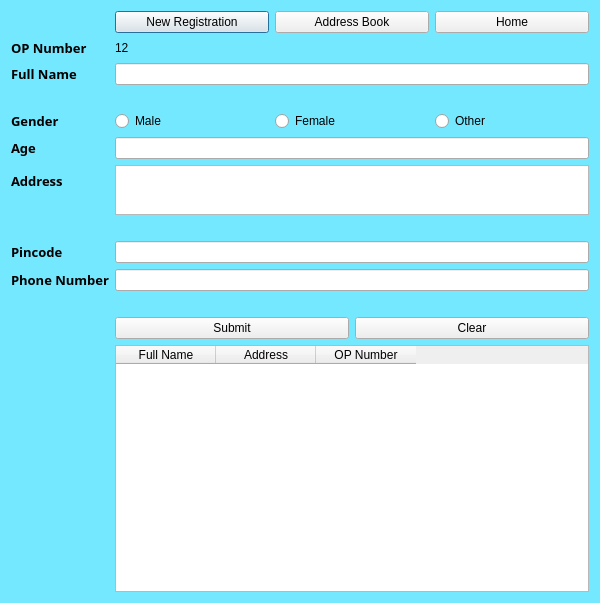
Above: New Reg.ui from sreeramsuresh/Mahasa_Clinic before the change. Below: the same form after it.
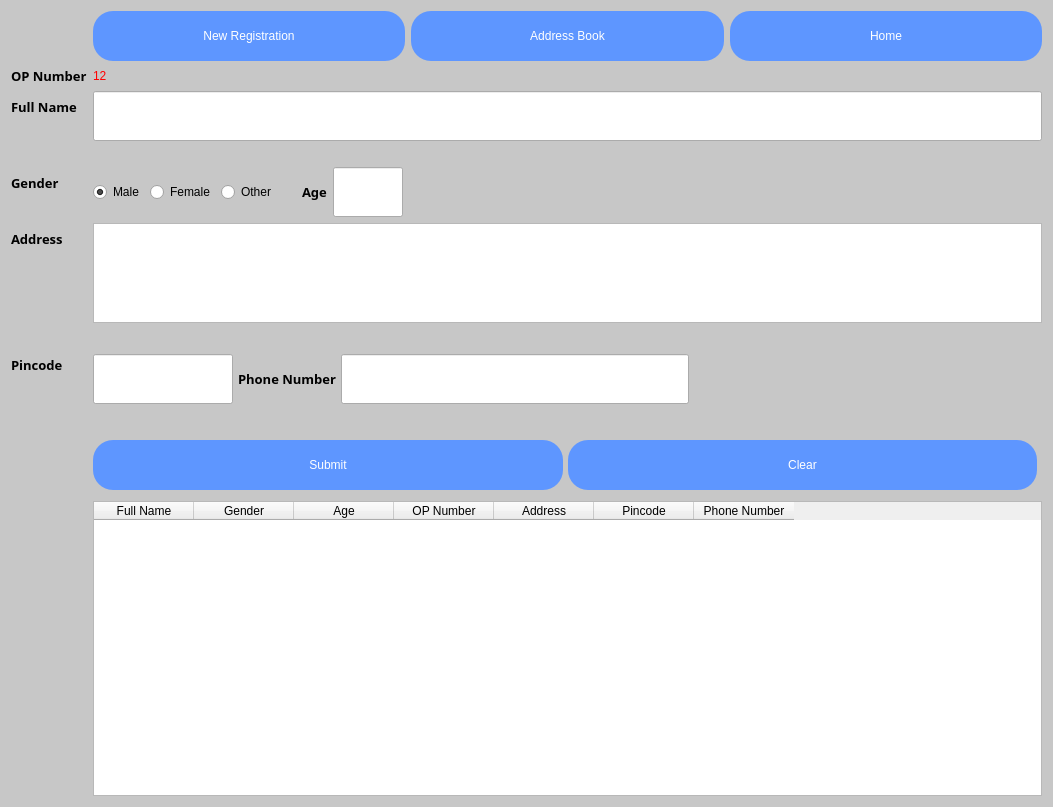
That is the form after the change.

Diff of the .ui file:
```diff
--- a/New Reg.ui
+++ b/New Reg.ui
@@ -6,20 +6,20 @@
    <rect>
     <x>0</x>
     <y>0</y>
-    <width>600</width>
-    <height>603</height>
+    <width>1053</width>
+    <height>807</height>
    </rect>
   </property>
   <property name="minimumSize">
    <size>
-    <width>600</width>
-    <height>500</height>
+    <width>0</width>
+    <height>0</height>
    </size>
   </property>
   <property name="maximumSize">
    <size>
-    <width>600</width>
-    <height>610</height>
+    <width>16777215</width>
+    <height>16777215</height>
    </size>
   </property>
   <property name="windowTitle">
@@ -29,13 +29,25 @@
    <enum>Qt::LeftToRight</enum>
   </property>
   <property name="styleSheet">
-   <string notr="true">QWidget#Dialog{background-color:rgb(116, 232, 255);}</string>
+   <string notr="true">QWidget#Dialog{background-color:rgb(199, 199, 199);}</string>
   </property>
   <layout class="QFormLayout" name="formLayout">
    <item row="0" column="1">
     <layout class="QHBoxLayout" name="horizontalLayout">
      <item>
       <widget class="QPushButton" name="NRbutton">
+       <property name="minimumSize">
+        <size>
+         <width>0</width>
+         <height>50</height>
+        </size>
+       </property>
+       <property name="styleSheet">
+        <string notr="true">background-color: rgb(94, 150, 255);
+color: rgb(255, 255, 255);
+font: 81 14pt &quot;Rockwell Extra Bold&quot;;
+border-radius:20px;</string>
+       </property>
        <property name="text">
         <string>New Registration</string>
        </property>
@@ -43,6 +55,18 @@
      </item>
      <item>
       <widget class="QPushButton" name="ABbutton">
+       <property name="minimumSize">
+        <size>
+         <width>0</width>
+         <height>50</height>
+        </size>
+       </property>
+       <property name="styleSheet">
+        <string notr="true">background-color: rgb(94, 150, 255);
+color: rgb(255, 255, 255);
+font: 81 14pt &quot;Rockwell Extra Bold&quot;;
+border-radius:20px;</string>
+       </property>
        <property name="text">
         <string>Address Book</string>
        </property>
@@ -50,6 +74,18 @@
      </item>
      <item>
       <widget class="QPushButton" name="NRbutton_2">
+       <property name="minimumSize">
+        <size>
+         <width>0</width>
+         <height>50</height>
+        </size>
+       </property>
+       <property name="styleSheet">
+        <string notr="true">background-color: rgb(94, 150, 255);
+color: rgb(255, 255, 255);
+font: 81 14pt &quot;Rockwell Extra Bold&quot;;
+border-radius:20px;</string>
+       </property>
        <property name="text">
         <string>Home</string>
        </property>
@@ -57,6 +93,32 @@
      </item>
     </layout>
    </item>
+   <item row="4" column="0">
+    <widget class="QLabel" name="OPnumber">
+     <property name="font">
+      <font>
+       <family>Rockwell Extra Bold</family>
+       <pointsize>10</pointsize>
+       <weight>75</weight>
+       <bold>true</bold>
+      </font>
+     </property>
+     <property name="text">
+      <string>OP Number</string>
+     </property>
+    </widget>
+   </item>
+   <item row="4" column="1">
+    <widget class="QLabel" name="oNumberl">
+     <property name="styleSheet">
+      <string notr="true">font: 14pt &quot;Snap ITC&quot;;
+color: rgb(255, 0, 0);</string>
+     </property>
+     <property name="text">
+      <string>12</string>
+     </property>
+    </widget>
+   </item>
    <item row="6" column="0">
     <widget class="QLabel" name="Fname">
      <property name="font">
@@ -73,7 +135,31 @@
     </widget>
    </item>
    <item row="6" column="1">
-    <widget class="QLineEdit" name="lFuNa"/>
+    <widget class="QLineEdit" name="lFuNa">
+     <property name="minimumSize">
+      <size>
+       <width>0</width>
+       <height>50</height>
+      </size>
+     </property>
+     <property name="styleSheet">
+      <string notr="true">font: 14pt &quot;MS Shell Dlg 2&quot;;</string>
+     </property>
+     <property name="text">
+      <string/>
+     </property>
+    </widget>
+   </item>
+   <item row="8" column="1">
+    <widget class="QLabel" name="fNamel">
+     <property name="styleSheet">
+      <string notr="true">color: rgb(255, 0, 0);
+font: 14pt &quot;MS Shell Dlg 2&quot;;</string>
+     </property>
+     <property name="text">
+      <string/>
+     </property>
+    </widget>
    </item>
    <item row="9" column="0">
     <widget class="QLabel" name="Gender">
@@ -97,13 +183,22 @@
      </property>
      <item>
       <widget class="QRadioButton" name="Gmale">
+       <property name="styleSheet">
+        <string notr="true">font: 12pt &quot;MS Shell Dlg 2&quot;;</string>
+       </property>
        <property name="text">
         <string>Male</string>
        </property>
+       <property name="checked">
+        <bool>true</bool>
+       </property>
       </widget>
      </item>
      <item>
       <widget class="QRadioButton" name="GFem">
+       <property name="styleSheet">
+        <string notr="true">font: 12pt &quot;MS Shell Dlg 2&quot;;</string>
+       </property>
        <property name="text">
         <string>Female</string>
        </property>
@@ -111,36 +206,83 @@
      </item>
      <item>
       <widget class="QRadioButton" name="Goth">
+       <property name="styleSheet">
+        <string notr="true">font: 12pt &quot;MS Shell Dlg 2&quot;;</string>
+       </property>
        <property name="text">
         <string>Other</string>
        </property>
       </widget>
      </item>
+     <item>
+      <spacer name="horizontalSpacer">
+       <property name="orientation">
+        <enum>Qt::Horizontal</enum>
+       </property>
+       <property name="sizeType">
+        <enum>QSizePolicy::Minimum</enum>
+       </property>
+       <property name="sizeHint" stdset="0">
+        <size>
+         <width>20</width>
+         <height>10</height>
+        </size>
+       </property>
+      </spacer>
+     </item>
+     <item>
+      <widget class="QLabel" name="Age">
+       <property name="font">
+        <font>
+         <family>Rockwell Extra Bold</family>
+         <pointsize>10</pointsize>
+         <weight>75</weight>
+         <bold>true</bold>
+        </font>
+       </property>
+       <property name="text">
+        <string>Age</string>
+       </property>
+      </widget>
+     </item>
+     <item>
+      <widget class="QLineEdit" name="lAge">
+       <property name="minimumSize">
+        <size>
+         <width>0</width>
+         <height>50</height>
+        </size>
+       </property>
+       <property name="maximumSize">
+        <size>
+         <width>70</width>
+         <height>16777215</height>
+        </size>
+       </property>
+       <property name="styleSheet">
+        <string notr="true">font: 18pt &quot;MS Shell Dlg 2&quot;;</string>
+       </property>
+       <property name="text">
+        <string/>
+       </property>
+      </widget>
+     </item>
+     <item>
+      <spacer name="horizontalSpacer_3">
+       <property name="orientation">
+        <enum>Qt::Horizontal</enum>
+       </property>
+       <property name="sizeHint" stdset="0">
+        <size>
+         <width>40</width>
+         <height>20</height>
+        </size>
+       </property>
+      </spacer>
+     </item>
     </layout>
    </item>
-   <item row="13" column="0">
-    <widget class="QLabel" name="Age">
-     <property name="font">
-      <font>
-       <family>Rockwell Extra Bold</family>
-       <pointsize>10</pointsize>
-       <weight>75</weight>
-       <bold>true</bold>
-      </font>
-     </property>
-     <property name="text">
-      <string>Age</string>
-     </property>
-    </widget>
-   </item>
-   <item row="13" column="1">
-    <widget class="QLineEdit" name="lAge">
-     <property name="text">
-      <string/>
-     </property>
-    </widget>
-   </item>
-   <item row="20" column="0">
+   <item row="11" column="0">
     <widget class="QLabel" name="Address">
      <property name="font">
       <font>
@@ -155,12 +297,12 @@
      </property>
     </widget>
    </item>
-   <item row="20" column="1">
+   <item row="11" column="1">
     <widget class="QTextEdit" name="lAddre">
      <property name="minimumSize">
       <size>
        <width>0</width>
-       <height>50</height>
+       <height>100</height>
       </size>
      </property>
      <property name="maximumSize">
@@ -169,24 +311,158 @@
        <height>50</height>
       </size>
      </property>
+     <property name="styleSheet">
+      <string notr="true">font: 14pt &quot;MS Shell Dlg 2&quot;;</string>
+     </property>
     </widget>
    </item>
-   <item row="22" column="1">
-    <widget class="QLineEdit" name="lPiCo"/>
+   <item row="13" column="1">
+    <widget class="QLabel" name="addressl">
+     <property name="styleSheet">
+      <string notr="true">color: rgb(255, 0, 0);
+font: 14pt &quot;MS Shell Dlg 2&quot;;</string>
+     </property>
+     <property name="text">
+      <string/>
+     </property>
+    </widget>
    </item>
-   <item row="24" column="1">
-    <widget class="QLineEdit" name="lPhNu"/>
-   </item>
-   <item row="26" column="1">
-    <layout class="QHBoxLayout" name="horizontalLayout_2">
+   <item row="14" column="1">
+    <layout class="QHBoxLayout" name="horizontalLayout_4">
+     <property name="spacing">
+      <number>5</number>
+     </property>
      <property name="leftMargin">
       <number>0</number>
      </property>
      <property name="topMargin">
+      <number>5</number>
+     </property>
+     <property name="rightMargin">
+      <number>5</number>
+     </property>
+     <property name="bottomMargin">
+      <number>5</number>
+     </property>
+     <item>
+      <widget class="QLineEdit" name="lPiCo">
+       <property name="minimumSize">
+        <size>
+         <width>0</width>
+         <height>50</height>
+        </size>
+       </property>
+       <property name="maximumSize">
+        <size>
+         <width>140</width>
+         <height>16777215</height>
+        </size>
+       </property>
+       <property name="styleSheet">
+        <string notr="true">font: 14pt &quot;MS Shell Dlg 2&quot;;</string>
+       </property>
+      </widget>
+     </item>
+     <item>
+      <widget class="QLabel" name="Phonenumber">
+       <property name="font">
+        <font>
+         <family>Rockwell Extra Bold</family>
+         <pointsize>10</pointsize>
+         <weight>75</weight>
+         <bold>true</bold>
+        </font>
+       </property>
+       <property name="text">
+        <string>Phone Number</string>
+       </property>
+      </widget>
+     </item>
+     <item>
+      <widget class="QLineEdit" name="lPhNu">
+       <property name="minimumSize">
+        <size>
+         <width>0</width>
+         <height>50</height>
+        </size>
+       </property>
+       <property name="styleSheet">
+        <string notr="true">font: 14pt &quot;MS Shell Dlg 2&quot;;</string>
+       </property>
+      </widget>
+     </item>
+     <item>
+      <spacer name="horizontalSpacer_4">
+       <property name="orientation">
+        <enum>Qt::Horizontal</enum>
+       </property>
+       <property name="sizeHint" stdset="0">
+        <size>
+         <width>40</width>
+         <height>20</height>
+        </size>
+       </property>
+      </spacer>
+     </item>
+    </layout>
+   </item>
+   <item row="14" column="0">
+    <widget class="QLabel" name="Pincode">
+     <property name="font">
+      <font>
+       <family>Rockwell Extra Bold</family>
+       <pointsize>10</pointsize>
+       <weight>75</weight>
+       <bold>true</bold>
+      </font>
+     </property>
+     <property name="text">
+      <string>Pincode</string>
+     </property>
+    </widget>
+   </item>
+   <item row="16" column="1">
+    <widget class="QLabel" name="phoneNumberl">
+     <property name="styleSheet">
+      <string notr="true">color: rgb(255, 0, 0);
+font: 14pt &quot;MS Shell Dlg 2&quot;;</string>
+     </property>
+     <property name="text">
+      <string/>
+     </property>
+    </widget>
+   </item>
+   <item row="17" column="1">
+    <layout class="QHBoxLayout" name="horizontalLayout_5">
+     <property name="spacing">
+      <number>5</number>
+     </property>
+     <property name="leftMargin">
       <number>0</number>
      </property>
+     <property name="topMargin">
+      <number>5</number>
+     </property>
+     <property name="rightMargin">
+      <number>5</number>
+     </property>
+     <property name="bottomMargin">
+      <number>5</number>
+     </property>
      <item>
       <widget class="QPushButton" name="Submit">
+       <property name="minimumSize">
+        <size>
+         <width>0</width>
+         <height>50</height>
+        </size>
+       </property>
+       <property name="styleSheet">
+        <string notr="true">background-color: rgb(94, 150, 255);
+color: rgb(255, 255, 255);
+font: 81 14pt &quot;Rockwell Extra Bold&quot;;
+border-radius:20px;</string>
+       </property>
        <property name="text">
         <string>Submit</string>
        </property>
@@ -194,6 +470,18 @@
      </item>
      <item>
       <widget class="QPushButton" name="www">
+       <property name="minimumSize">
+        <size>
+         <width>0</width>
+         <height>50</height>
+        </size>
+       </property>
+       <property name="styleSheet">
+        <string notr="true">background-color: rgb(94, 150, 255);
+color: rgb(255, 255, 255);
+font: 81 14pt &quot;Rockwell Extra Bold&quot;;
+border-radius:20px;</string>
+       </property>
        <property name="text">
         <string>Clear</string>
        </property>
@@ -201,7 +489,7 @@
      </item>
     </layout>
    </item>
-   <item row="28" column="1">
+   <item row="19" column="1">
     <widget class="QTableWidget" name="tableWidget">
      <column>
       <property name="text">
@@ -210,7 +498,12 @@
      </column>
      <column>
       <property name="text">
-       <string>Address</string>
+       <string>Gender</string>
+      </property>
+     </column>
+     <column>
+      <property name="text">
+       <string>Age</string>
       </property>
      </column>
      <column>
@@ -218,91 +511,21 @@
        <string>OP Number</string>
       </property>
      </column>
-    </widget>
-   </item>
-   <item row="22" column="0">
-    <widget class="QLabel" name="Pincode">
-     <property name="font">
-      <font>
-       <family>Rockwell Extra Bold</family>
-       <pointsize>10</pointsize>
-       <weight>75</weight>
-       <bold>true</bold>
-      </font>
-     </property>
-     <property name="text">
-      <string>Pincode</string>
-     </property>
-    </widget>
-   </item>
-   <item row="24" column="0">
-    <widget class="QLabel" name="Phonenumber">
-     <property name="font">
-      <font>
-       <family>Rockwell Extra Bold</family>
-       <pointsize>10</pointsize>
-       <weight>75</weight>
-       <bold>true</bold>
-      </font>
-     </property>
-     <property name="text">
-      <string>Phone Number</string>
-     </property>
-    </widget>
-   </item>
-   <item row="8" column="1">
-    <widget class="QLabel" name="fNamel">
-     <property name="styleSheet">
-      <string notr="true">color: rgb(255, 0, 0)</string>
-     </property>
-     <property name="text">
-      <string/>
-     </property>
-    </widget>
-   </item>
-   <item row="21" column="1">
-    <widget class="QLabel" name="addressl">
-     <property name="styleSheet">
-      <string notr="true">color: rgb(255, 0, 0)</string>
-     </property>
-     <property name="text">
-      <string/>
-     </property>
-    </widget>
-   </item>
-   <item row="25" column="1">
-    <widget class="QLabel" name="phoneNumberl">
-     <property name="styleSheet">
-      <string notr="true">color: rgb(255, 0, 0)</string>
-     </property>
-     <property name="text">
-      <string/>
-     </property>
-    </widget>
-   </item>
-   <item row="4" column="0">
-    <widget class="QLabel" name="OPnumber">
-     <property name="font">
-      <font>
-       <family>Rockwell Extra Bold</family>
-       <pointsize>10</pointsize>
-       <weight>75</weight>
-       <bold>true</bold>
-      </font>
-     </property>
-     <property name="text">
-      <string>OP Number</string>
-     </property>
-    </widget>
-   </item>
-   <item row="4" column="1">
-    <widget class="QLabel" name="oNumberl">
-     <property name="styleSheet">
-      <string notr="true">font: 14pt &quot;Snap ITC&quot;;</string>
-     </property>
-     <property name="text">
-      <string>12</string>
-     </property>
+     <column>
+      <property name="text">
+       <string>Address</string>
+      </property>
+     </column>
+     <column>
+      <property name="text">
+       <string>Pincode</string>
+      </property>
+     </column>
+     <column>
+      <property name="text">
+       <string>Phone Number</string>
+      </property>
+     </column>
     </widget>
    </item>
   </layout>
```
